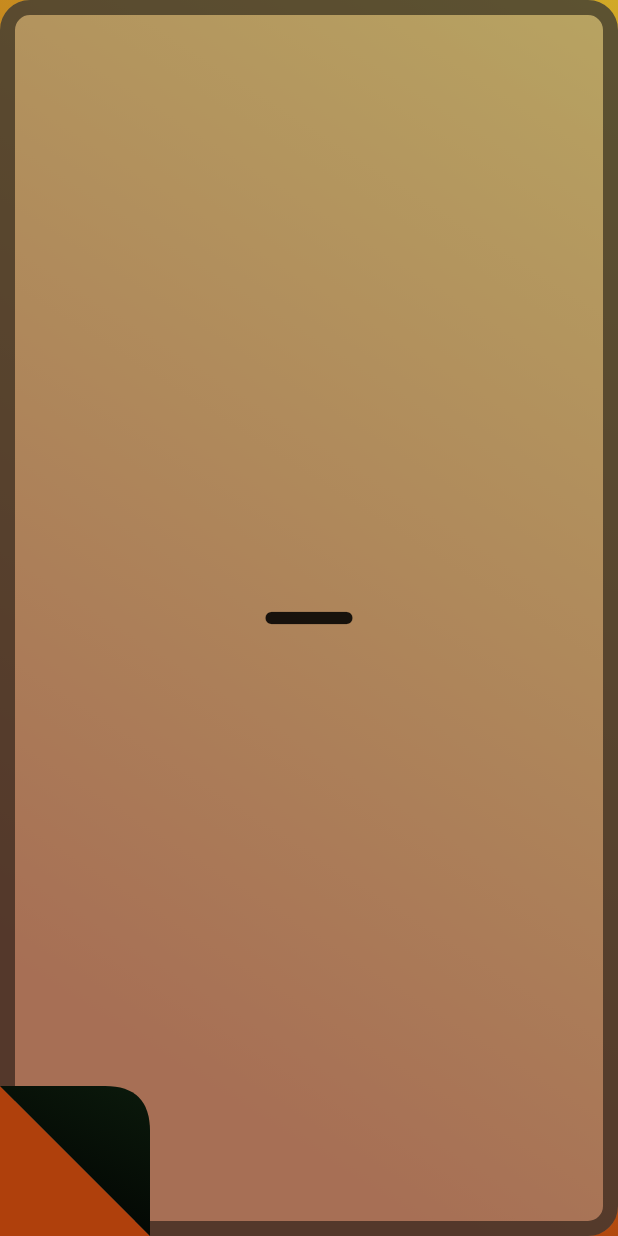
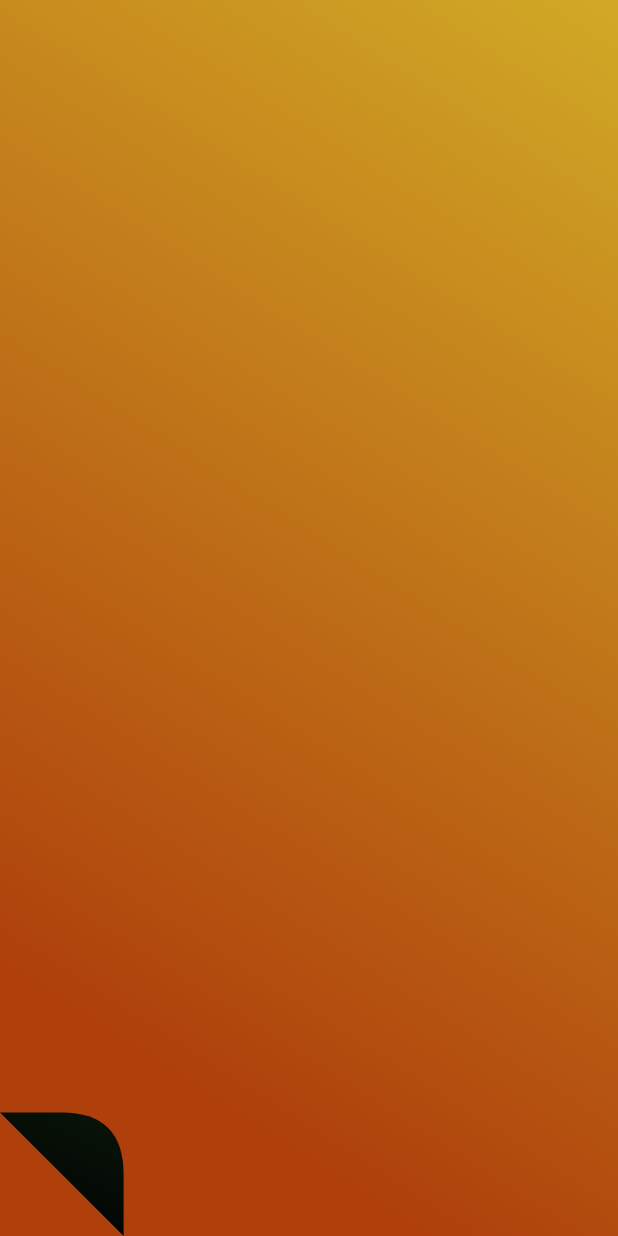
Before and after one commit to EtienneAuroux/tokihakanenari, a Flutter app: the screen it shows after launch, after a tap on the "add" icon, on a phone screen of 412 x 824 dp. Run offline on Flutter 3.47's test engine with Material 3 defaults, Android fonts, the phone set to English and light mode, and no system bars.

Commit message:
<feat>: Started to calculate page flipping motion on FlippedCornerContour.

```diff
--- a/lib/card_generators/big_card.dart
+++ b/lib/card_generators/big_card.dart
@@ -25,7 +25,7 @@ class BigCard extends StatefulWidget {
 }
 
 class _BigCardState extends State<BigCard> {
-  double panDistance = 0;
+  double flippedDistance = 0;
 
   Widget generateBigCard(CardType cardType) {
     switch (cardType) {
@@ -53,34 +53,34 @@ class _BigCardState extends State<BigCard> {
       onPanUpdate: (details) {
         if (details.localPosition.dx < bigCardSize.width / 2 && details.localPosition.dy > bigCardSize.height / 2) {
           setState(() {
-            panDistance += details.delta.distance;
+            flippedDistance += details.delta.distance;
           });
-          if (panDistance > panLimit) {
+          if (flippedDistance > panLimit) {
             widget.onPanBigCardCorner();
           }
         }
       },
       onPanEnd: (details) {
+        // Here flipped distance should go back to 0 slowly.
         setState(() {
-          panDistance = 0;
+          flippedDistance = 0;
         });
       },
       child: Stack(
         alignment: Alignment.center,
         children: [
-          ClipPath(
-            clipper: LargeCardContour(
-              flippedCornerLength: 100 + panDistance,
-            ),
-            child: Container(
-              decoration: CardDecoration.getDecoration(widget.cardType),
-              child: generateBigCard(widget.cardType),
-            ),
-          ),
+          // ClipPath(
+          //   clipper: LargeCardContour(
+          //     flippedCornerLength: 100 + flippedDistance,
+          //   ),
+          //   child: Container(
+          //     decoration: CardDecoration.getDecoration(widget.cardType),
+          //     child: generateBigCard(widget.cardType),
+          //   ),
+          // ),
           ClipPath(
             clipper: FlippedCornerContour(
-              flippedCornerLength: 100 + panDistance,
-              cornerRadius: 30,
+              flippedDistance: flippedDistance,
             ),
             child: Container(
               decoration: CardDecoration.getCornerDecoration(widget.cardType),
--- a/lib/visual_tools/large_card_clipper.dart
+++ b/lib/visual_tools/large_card_clipper.dart
@@ -1,3 +1,5 @@
+import 'dart:math';
+
 import 'package:flutter/material.dart';
 
 class LargeCardContour extends CustomClipper<Path> {
@@ -32,30 +34,55 @@ class LargeCardContour extends CustomClipper<Path> {
 }
 
 class FlippedCornerContour extends CustomClipper<Path> {
-  final double _flippedCornerLength;
-  final double _cornerRadius;
+  final double flippedDistance;
 
-  FlippedCornerContour({
-    required double flippedCornerLength,
-    required double cornerRadius,
-  })  : assert(flippedCornerLength >= cornerRadius),
-        _flippedCornerLength = flippedCornerLength,
-        _cornerRadius = cornerRadius;
+  FlippedCornerContour({required this.flippedDistance});
 
   @override
   Path getClip(Size size) {
     Path path = Path();
 
-    path.moveTo(0, size.height - _flippedCornerLength);
-    path.lineTo(_flippedCornerLength, size.height);
-    path.lineTo(_flippedCornerLength, size.height - (_flippedCornerLength - _cornerRadius));
+    final double flippedCornerLength = size.shortestSide / 5;
+    final double cornerRadius = size.shortestSide / 10;
+
+    Point topLeft = Point(0, size.height - flippedCornerLength - flippedDistance * 2);
+    if (topLeft.y < 0) {
+      topLeft = Point(flippedDistance - (size.height - flippedCornerLength) / 2, 0);
+    }
+
+    Point bottomRight = Point(flippedCornerLength + flippedDistance, size.height);
+    if (bottomRight.x > size.width) {
+      bottomRight = Point(size.width, size.height);
+    }
+
+    Point cornerBottom = Point(
+      flippedCornerLength,
+      size.height - (flippedCornerLength - cornerRadius),
+    );
+
+    Point cornerLeft = Point(
+      flippedCornerLength - cornerRadius,
+      size.height - flippedCornerLength,
+    );
+
+    Point cornerControl = Point(
+      flippedCornerLength + flippedDistance * 1.5,
+      size.height - flippedCornerLength - flippedDistance * 0.25,
+    );
+    if (cornerControl.x > size.width) {
+      cornerControl = Point(size.width, size.height - flippedCornerLength - flippedDistance * 0.25);
+    }
+
+    path.moveTo(topLeft.x.toDouble(), topLeft.y.toDouble());
+    path.lineTo(bottomRight.x.toDouble(), bottomRight.y.toDouble());
+    path.lineTo(cornerBottom.x.toDouble(), cornerBottom.y.toDouble());
     path.quadraticBezierTo(
-      _flippedCornerLength,
-      size.height - _flippedCornerLength,
-      _flippedCornerLength - _cornerRadius,
-      size.height - _flippedCornerLength,
+      cornerControl.x.toDouble(),
+      cornerControl.y.toDouble(),
+      cornerLeft.x.toDouble(),
+      cornerLeft.y.toDouble(),
     );
-    path.lineTo(0, size.height - _flippedCornerLength);
+    path.lineTo(topLeft.x.toDouble(), topLeft.y.toDouble());
 
     return path;
   }
```
